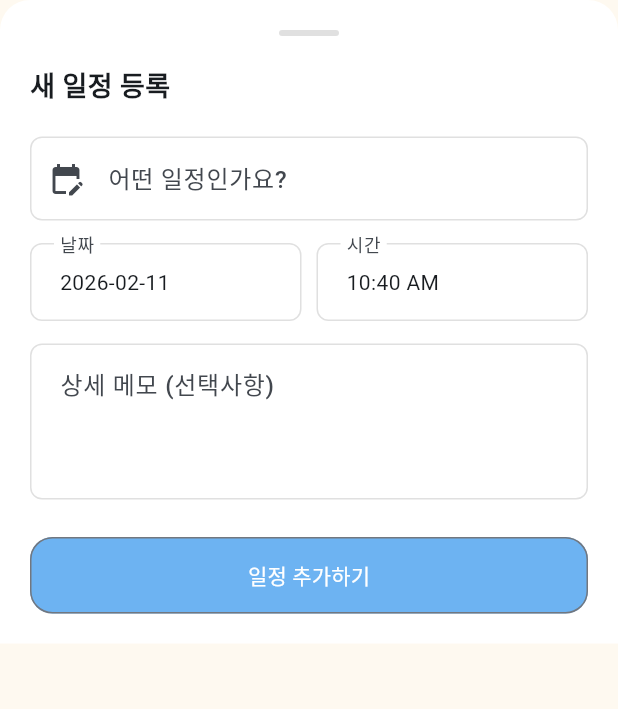
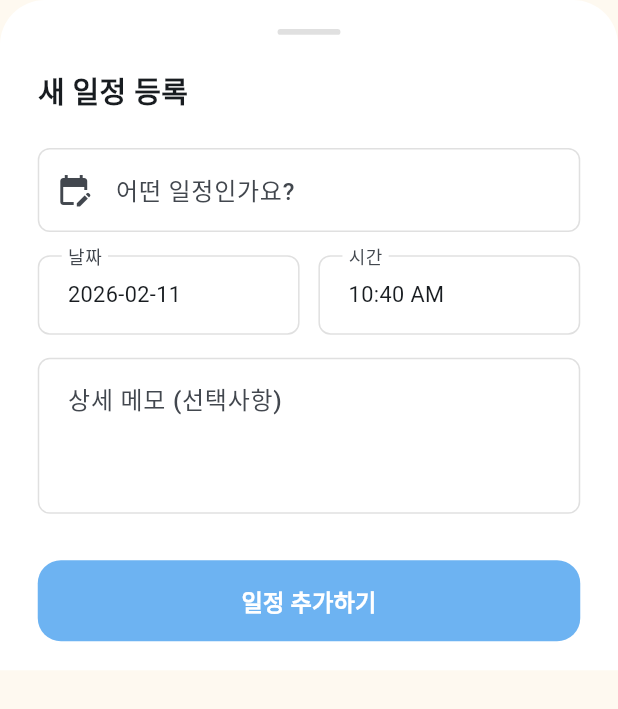
Before and after one commit to 1227wano/No-ill, a Flutter app: the ScheduleFormSheet widget shown alone on an empty page, opened directly, on a phone screen of 412 x 824 dp. Shown: the top 709 px of the screen. Run offline on Flutter 3.47's test engine with Material 3 defaults, Android fonts, the light colour scheme and no system bars; our stand-ins replace cached_network_image, dio, firebase_core, firebase_messaging, flutter_dotenv, flutter_local_notifications and 5 more; missing offline and left inert: flutter_webrtc, kpostal, openvidu_flutter; accounts and stored records are empty; Roboto replaces fonts that are missing (Pretendard).

Commit message:
refactor: 일정 등록 문제 해결

```diff
--- a/noill_app/lib/screens/schedule/schedule_form_sheet.dart
+++ b/noill_app/lib/screens/schedule/schedule_form_sheet.dart
@@ -2,12 +2,13 @@ import 'package:flutter/material.dart';
 import 'package:flutter_riverpod/flutter_riverpod.dart';
 import 'package:intl/intl.dart';
 import 'package:noill_app/core/constants/color_constants.dart';
+import 'package:flutter_screenutil/flutter_screenutil.dart';
 import '../../models/schedule_model.dart';
 import '../../providers/care_provider.dart';
-import '../../providers/schedule_provider.dart'; // petId를 가져오기 위한 프로바이더
+import '../../providers/schedule_provider.dart';
 
 class ScheduleFormSheet extends ConsumerStatefulWidget {
-  final ScheduleModel? schedule; // 수정 모드일 경우 전달받음
+  final ScheduleModel? schedule;
 
   const ScheduleFormSheet({super.key, this.schedule});
 
@@ -27,10 +28,11 @@ class _ScheduleFormSheetState extends ConsumerState<ScheduleFormSheet> {
   @override
   void initState() {
     super.initState();
-    // 초기값 설정: 수정 모드면 기존 데이터, 아니면 현재 시간 기준
+    // 초기값 설정: 수정 모드면 기존 데이터(로컬 변환), 아니면 현재 시간 기준
     final initialDateTime =
-        widget.schedule?.schTime ??
+        widget.schedule?.schTime.toLocal() ??
         DateTime.now().add(const Duration(minutes: 10));
+
     _selectedDate = DateTime(
       initialDateTime.year,
       initialDateTime.month,
@@ -49,105 +51,66 @@ class _ScheduleFormSheetState extends ConsumerState<ScheduleFormSheet> {
     super.dispose();
   }
 
-  // 1. 📅 날짜 선택기
   Future<void> _pickDate() async {
     final DateTime? picked = await showDatePicker(
       context: context,
       initialDate: _selectedDate,
-      firstDate: DateTime.now(), // 오늘 이전 날짜는 선택 불가
+      firstDate: DateTime.now().subtract(const Duration(days: 365)),
       lastDate: DateTime(2100),
     );
     if (picked != null) {
-      setState(() {
-        _selectedDate = picked;
-      });
+      setState(() => _selectedDate = picked);
     }
   }
 
-  // 2. ⏰ 시간 선택기
   Future<void> _pickTime() async {
     final TimeOfDay? picked = await showTimePicker(
       context: context,
       initialTime: _selectedTime,
     );
     if (picked != null) {
-      setState(() {
-        _selectedTime = picked;
-      });
-    }
-  }
-
-  // 🗑️ 일정 삭제 로직
-  void _onDelete() async {
-    final scheduleId = widget.schedule?.id;
-    if (scheduleId == null) return;
-
-    // 삭제 전 확인 다이얼로그
-    final confirm = await showDialog<bool>(
-      context: context,
-      builder: (context) => AlertDialog(
-        title: const Text("일정 삭제"),
-        content: const Text("이 일정을 정말 삭제하시겠습니까?"),
-        actions: [
-          TextButton(
-            onPressed: () => Navigator.pop(context, false),
-            child: const Text("취소"),
-          ),
-          TextButton(
-            onPressed: () => Navigator.pop(context, true),
-            child: const Text("삭제", style: TextStyle(color: Colors.red)),
-          ),
-        ],
-      ),
-    );
-
-    if (confirm == true) {
-      // ✅ 요청하신 대로 petId를 함께 보낼 수 있도록 처리
-      // 단, removeSchedule이 id만 받도록 설계되어 있다면
-      // 아래와 같이 호출하고 서비스 레이어에서 petId를 추가해야 합니다.
-      final success = await ref
-          .read(scheduleNotifierProvider.notifier)
-          .removeSchedule(scheduleId);
-
-      if (mounted && success) {
-        Navigator.pop(context);
-      }
+      setState(() => _selectedTime = picked);
     }
   }
 
   void _onSave() async {
-    // 날짜와 시간을 하나의 DateTime 객체로 결합
+    // 1. 날짜와 시간 결합 (로컬 기준)
+    final localDate = _selectedDate.toLocal();
     final finalDateTime = DateTime(
-      _selectedDate.year,
-      _selectedDate.month,
-      _selectedDate.day,
+      localDate.year,
+      localDate.month,
+      localDate.day,
       _selectedTime.hour,
       _selectedTime.minute,
     );
 
-    // 💡 [검증] 서버 400 에러 방지를 위한 미래 시간 체크
-    if (finalDateTime.isBefore(DateTime.now())) {
+    // 2. [수정] 서버 API 형식에 맞게 밀리초와 타임존 제거
+    // 결과 예시: 2026-02-11T18:28:00
+    final String formattedTime = finalDateTime
+        .toIso8601String()
+        .split('.')
+        .first;
+
+    // 3. 검증 로직
+    if (finalDateTime.isBefore(
+      DateTime.now().subtract(const Duration(minutes: 1)),
+    )) {
       ScaffoldMessenger.of(
         context,
       ).showSnackBar(const SnackBar(content: Text("🚨 일정은 현재 시간보다 이후여야 합니다.")));
       return;
     }
 
-    if (_nameController.text.trim().isEmpty) {
-      ScaffoldMessenger.of(
-        context,
-      ).showSnackBar(const SnackBar(content: Text("일정 제목을 입력해주세요.")));
-      return;
-    }
-
-    final petId = ref.read(selectedPetIdProvider); // 현재 선택된 어르신 ID
+    final petId = ref.read(selectedPetIdProvider);
     if (petId == null) return;
 
+    // 4. 모델 생성 시 schTime을 String으로 보낼 수 있도록 조정하거나
+    // 모델의 toJson에서 형식을 맞추어야 합니다.
     final schedule = ScheduleModel(
       id: widget.schedule?.id,
       petNo: widget.schedule?.petNo ?? 0,
       schName: _nameController.text.trim(),
-      schTime: finalDateTime,
+      schTime: finalDateTime, // 모델 내부에서 toJson 시 형식을 맞춘다고 가정
       schMemo: _memoController.text.trim(),
       schStatus: widget.schedule?.schStatus ?? "PENDING",
     );
@@ -164,134 +127,113 @@ class _ScheduleFormSheetState extends ConsumerState<ScheduleFormSheet> {
     }
 
     if (mounted && success) {
-      Navigator.pop(context); // 성공 시 시트 닫기
+      Navigator.pop(context);
     }
   }
 
   @override
   Widget build(BuildContext context) {
+    // 키보드가 올라올 때 여백 확보
+    final bottomInset = MediaQuery.of(context).viewInsets.bottom;
+
     return Container(
-      padding: EdgeInsets.only(
-        bottom: MediaQuery.of(context).viewInsets.bottom + 20,
-        left: 20,
-        right: 20,
-        top: 20,
-      ),
       decoration: const BoxDecoration(
         color: Colors.white,
-        borderRadius: BorderRadius.vertical(top: Radius.circular(20)),
+        borderRadius: BorderRadius.vertical(top: Radius.circular(30)),
       ),
+      padding: EdgeInsets.fromLTRB(24.w, 20.h, 24.w, bottomInset + 20.h),
       child: SingleChildScrollView(
         child: Column(
-          mainAxisSize: MainAxisSize.min,
+          mainAxisSize: MainAxisSize.min, // 콘텐츠 크기만큼만 차지 (오버플로우 방지)
           crossAxisAlignment: CrossAxisAlignment.start,
           children: [
+            // 상단 핸들러
             Center(
               child: Container(
-                width: 40,
-                height: 4,
-                margin: const EdgeInsets.only(bottom: 20),
+                width: 40.w,
+                height: 4.h,
+                margin: EdgeInsets.only(bottom: 24.h),
                 decoration: BoxDecoration(
                   color: Colors.grey[300],
                   borderRadius: BorderRadius.circular(2),
                 ),
               ),
             ),
+
             Text(
               isEditMode ? "일정 수정" : "새 일정 등록",
-              style: const TextStyle(fontSize: 18, fontWeight: FontWeight.bold),
+              style: TextStyle(fontSize: 20.sp, fontWeight: FontWeight.bold),
             ),
-            const SizedBox(height: 20),
+            SizedBox(height: 24.h),
 
+            // 입력 필드: 제목
             TextField(
               controller: _nameController,
-              decoration: const InputDecoration(
+              decoration: InputDecoration(
                 labelText: "어떤 일정인가요?",
-                border: OutlineInputBorder(),
-                prefixIcon: Icon(Icons.edit_calendar),
+                border: OutlineInputBorder(
+                  borderRadius: BorderRadius.circular(12.r),
+                ),
+                prefixIcon: const Icon(Icons.edit_calendar),
               ),
             ),
-            const SizedBox(height: 15),
+            SizedBox(height: 16.h),
 
-            // 날짜/시간 선택 섹션
+            // 날짜/시간 선택
             Row(
               children: [
                 Expanded(
-                  child: InkWell(
+                  child: _buildPickerBox(
+                    label: "날짜",
+                    value: DateFormat('yyyy-MM-dd').format(_selectedDate),
                     onTap: _pickDate,
-                    child: InputDecorator(
-                      decoration: const InputDecoration(
-                        labelText: "날짜",
-                        border: OutlineInputBorder(),
-                      ),
-                      child: Text(
-                        DateFormat('yyyy-MM-dd').format(_selectedDate),
-                      ),
-                    ),
                   ),
                 ),
-                const SizedBox(width: 10),
+                SizedBox(width: 12.w),
                 Expanded(
-                  child: InkWell(
+                  child: _buildPickerBox(
+                    label: "시간",
+                    value: _selectedTime.format(context),
                     onTap: _pickTime,
-                    child: InputDecorator(
-                      decoration: const InputDecoration(
-                        labelText: "시간",
-                        border: OutlineInputBorder(),
-                      ),
-                      child: Text(_selectedTime.format(context)),
-                    ),
                   ),
                 ),
               ],
             ),
-            const SizedBox(height: 15),
+            SizedBox(height: 16.h),
 
+            // 입력 필드: 메모
             TextField(
               controller: _memoController,
               maxLines: 3,
-              decoration: const InputDecoration(
+              decoration: InputDecoration(
                 labelText: "상세 메모 (선택사항)",
-                border: OutlineInputBorder(),
+                border: OutlineInputBorder(
+                  borderRadius: BorderRadius.circular(12.r),
+                ),
                 alignLabelWithHint: true,
               ),
             ),
-            const SizedBox(height: 25),
+            SizedBox(height: 32.h),
 
-            // --- 버튼 섹션 (삭제 버튼 추가) ---
+            // 하단 버튼
             Row(
               children: [
                 if (isEditMode) ...[
                   Expanded(
-                    flex: 2,
-                    child: OutlinedButton(
-                      onPressed: _onDelete,
-                      style: OutlinedButton.styleFrom(
-                        foregroundColor: NoIllColors.danger,
-                        side: const BorderSide(color: NoIllColors.danger),
-                        padding: const EdgeInsets.symmetric(vertical: 15),
-                        shape: RoundedRectangleBorder(
-                          borderRadius: BorderRadius.circular(15),
-                        ),
-                      ),
-                      child: const Text("삭제"),
+                    flex: 1,
+                    child: _buildActionButton(
+                      text: "삭제",
+                      onPressed: () {}, // 삭제 로직 연결
+                      isDelete: true,
                     ),
                   ),
-                  const SizedBox(width: 10),
+                  SizedBox(width: 12.w),
                 ],
                 Expanded(
                   flex: 2,
-                  child: OutlinedButton(
+                  child: _buildActionButton(
+                    text: isEditMode ? "수정 완료" : "일정 추가하기",
                     onPressed: _onSave,
-                    style: OutlinedButton.styleFrom(
-                      backgroundColor: NoIllColors.primary,
-                      foregroundColor: Colors.white,
-                      padding: const EdgeInsets.symmetric(vertical: 15),
-                      shape: RoundedRectangleBorder(
-                        borderRadius: BorderRadius.circular(15),
-                      ),
-                    ),
-                    child: Text(isEditMode ? "수정 완료" : "일정 추가하기"),
                   ),
                 ),
               ],
@@ -301,4 +243,47 @@ class _ScheduleFormSheetState extends ConsumerState<ScheduleFormSheet> {
       ),
     );
   }
+
+  // 공통 피커 박스 위젯
+  Widget _buildPickerBox({
+    required String label,
+    required String value,
+    required VoidCallback onTap,
+  }) {
+    return InkWell(
+      onTap: onTap,
+      child: InputDecorator(
+        decoration: InputDecoration(
+          labelText: label,
+          border: OutlineInputBorder(borderRadius: BorderRadius.circular(12.r)),
+        ),
+        child: Text(value, style: TextStyle(fontSize: 15.sp)),
+      ),
+    );
+  }
+
+  // 공통 버튼 위젯
+  Widget _buildActionButton({
+    required String text,
+    required VoidCallback onPressed,
+    bool isDelete = false,
+  }) {
+    return ElevatedButton(
+      onPressed: onPressed,
+      style: ElevatedButton.styleFrom(
+        backgroundColor: isDelete ? Colors.white : NoIllColors.primary,
+        foregroundColor: isDelete ? Colors.red : Colors.white,
+        elevation: 0,
+        side: isDelete ? const BorderSide(color: Colors.red) : BorderSide.none,
+        padding: EdgeInsets.symmetric(vertical: 16.h),
+        shape: RoundedRectangleBorder(
+          borderRadius: BorderRadius.circular(16.r),
+        ),
+      ),
+      child: Text(
+        text,
+        style: TextStyle(fontSize: 16.sp, fontWeight: FontWeight.bold),
+      ),
+    );
+  }
 }
--- a/noill_app/lib/screens/settings/settings_screen.dart
+++ b/noill_app/lib/screens/settings/settings_screen.dart
@@ -38,6 +38,7 @@ class SettingsScreen extends ConsumerWidget {
               ),
             ),
             SizedBox(height: 16.h), // 홈 화면과 동일한 높이 부여
+            SizedBox(width: 20.h), // 홈 화면과 동일한 높이 부여
             // 프로필 섹션
             // 프로필 섹션을 Container로 감싸서 '카드' 느낌 주기
             Container(
```
Also changed, not shown: noill_app/lib/models/schedule_model.dart (+6 -1 lines), noill_app/lib/screens/schedule/schedule_main_screen.dart (+4 -3 lines).
